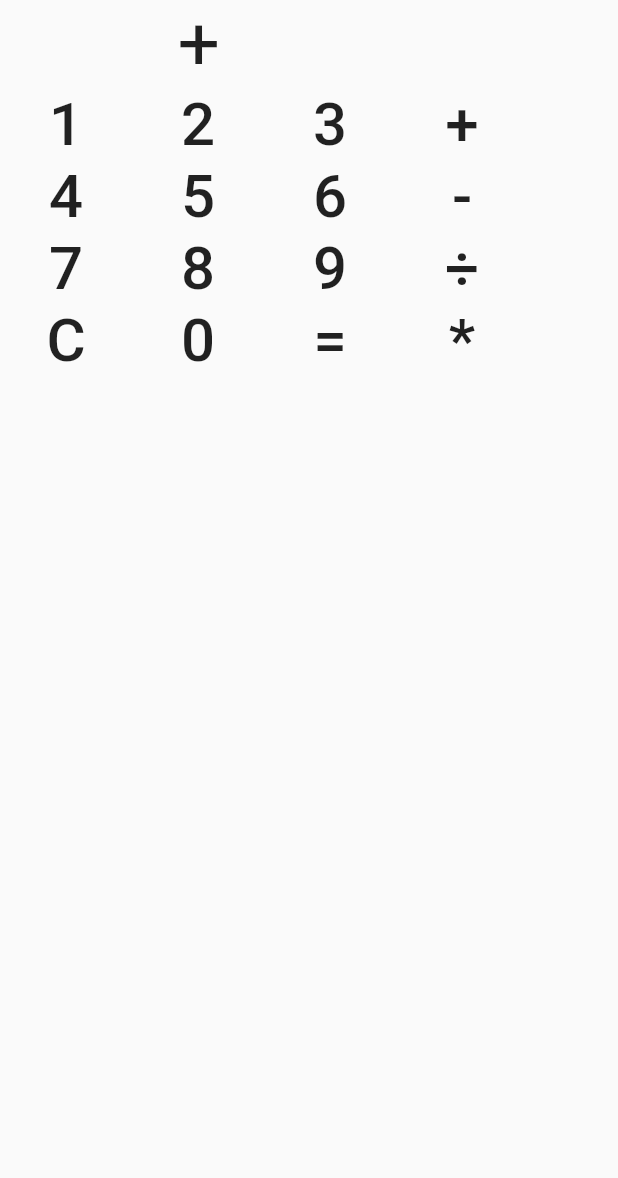
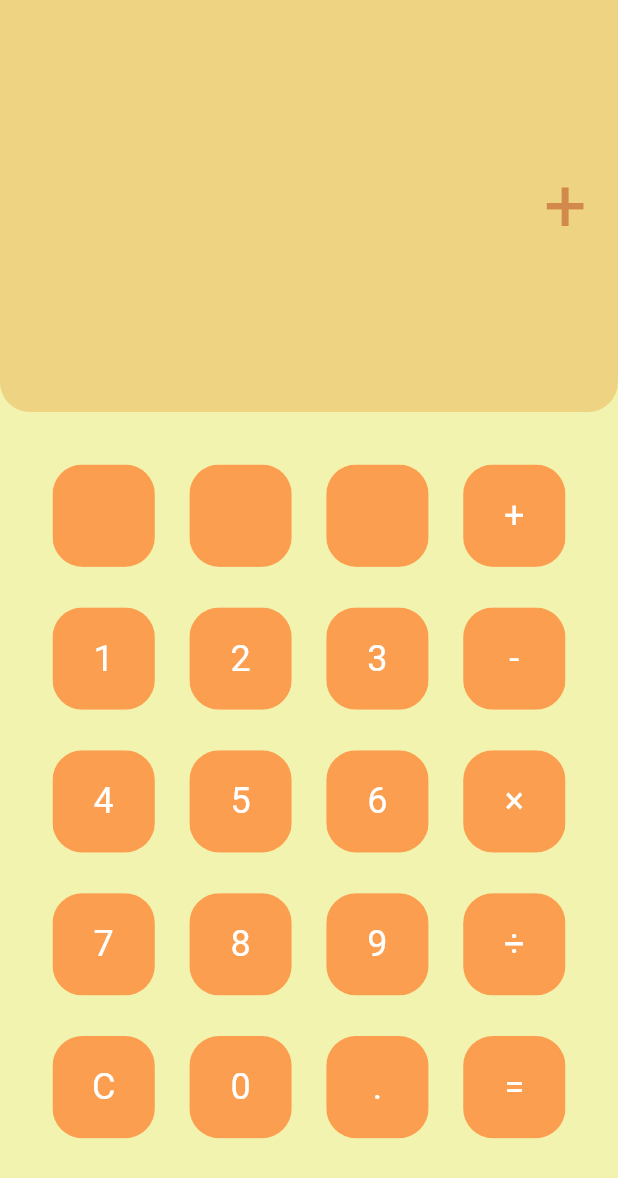
Before and after one commit to Forzz/Simple_Calculator, a Flutter app: the screen it shows after launch, after a tap on an icon or button, on a phone screen of 412 x 824 dp. Shown: the top 1178 px of the screen. Run offline on Flutter 3.47's test engine with Material 2 defaults, Android fonts, the phone set to English and light mode, and no system bars.

Commit message:
Code refactoring, interface changes, added widget CalcButton

```diff
--- a/lib/main.dart
+++ b/lib/main.dart
@@ -1,4 +1,6 @@
 import 'package:flutter/material.dart';
+
+import 'widgets/calcButton.dart';
 
 void main() {
   runApp(MyApp());
@@ -24,60 +26,52 @@ class MyHomePage extends StatefulWidget {
 }
 
 class _MyHomePageState extends State<MyHomePage> {
+  List<String> _buttonChars = [
+    ' ',
+    ' ',
+    ' ',
+    '+',
+    '1',
+    '2',
+    '3',
+    '-',
+    '4',
+    '5',
+    '6',
+    '×',
+    '7',
+    '8',
+    '9',
+    '÷',
+    'C',
+    '0',
+    '.',
+    '=',
+  ];
+
+  isArithmeticOperator(String input) {
+    if (input == '+' ||
+        input == '-' ||
+        input == '×' ||
+        input == '÷' ||
+        input == '=' ||
+        input == 'C') {
+      return true;
+    } else {
+      return false;
+    }
+  }
+
   String _result = '';
+
   _changeResultView(String button) {
     setState(() {
-      switch (button) {
-        case '1':
+      if (!isArithmeticOperator(button)) {
         _result += button;
-          break;
-        case '2':
-          _result += button;
-          break;
-        case '3':
-          _result += button;
-          break;
-        case '4':
-          _result += button;
-          break;
-        case '5':
-          _result += button;
-          break;
-        case '6':
-          _result += button;
-          break;
-        case '7':
-          _result += button;
-          break;
-        case '8':
-          _result += button;
-          break;
-        case '9':
-          _result += button;
-          break;
-        case '0':
-          _result += button;
-          break;
-        case 'C':
+      } else if (button == 'C') {
         _result = '';
-          break;
-        case '+':
+      } else {
         _result += ' $button ';
-          break;
-        case '-':
-          _result += ' $button ';
-          break;
-        case '*':
-          _result += ' $button ';
-          break;
-        case '÷':
-          _result += ' $button ';
-          break;
-        case '÷':
-          _result += ' $button ';
-          break;
-        case '=':
-          _result = _calculateResult(_result);
       }
     });
   }
@@ -95,196 +89,79 @@ class _MyHomePageState extends State<MyHomePage> {
       case '-':
         finalResult = firstNum - secondNum;
         break;
-      case '*':
+      case '×':
         finalResult = firstNum * secondNum;
         break;
       case '÷':
         finalResult = firstNum / secondNum;
         break;
     }
-    return finalResult.toString();
+    setState(() {
+      _result = finalResult.toString();
+    });
   }
 
   @override
   Widget build(BuildContext context) {
     return Scaffold(
+      backgroundColor: Color(0xfff2f3ae),
       body: Container(
         child: Column(
           children: <Widget>[
-            Container(
-              child: SizedBox(
-                width: 200,
+            Expanded(
+              flex: 1,
+              child: Container(
+                decoration: BoxDecoration(
+                  color: Color(0xffedd382),
+                  border: Border.all(color: Color(0xffedd382)),
+                  borderRadius: BorderRadius.only(
+                    bottomLeft: Radius.circular(20),
+                    bottomRight: Radius.circular(20),
+                  ),
+                ),
+                width: double.infinity,
+                child: Container(
+                  alignment: Alignment.centerRight,
+                  padding: EdgeInsets.all(20),
                   child: Text(
                     _result,
-                  style: TextStyle(fontSize: 50),
+                    style: TextStyle(
+                      fontSize: 50,
+                      color: Color(0xffd3894b),
+                    ),
+                    textAlign: TextAlign.right,
                   ),
                 ),
               ),
-            Container(
+            ),
+            Expanded(
+              flex: 2,
               child: Container(
-                child: Column(
-                  children: <Widget>[
-                    Row(
-                      children: <Widget>[
-                        FlatButton(
-                          onPressed: () {
-                            _changeResultView('1');
+                padding: EdgeInsets.all(35),
+                child: GridView.builder(
+                  itemCount: _buttonChars.length,
+                  gridDelegate: SliverGridDelegateWithFixedCrossAxisCount(
+                    crossAxisCount: 4,
+                    mainAxisSpacing: 27,
+                    crossAxisSpacing: 23,
+                  ),
+                  itemBuilder: (BuildContext context, int index) {
+                    if (_buttonChars[index] == '=') {
+                      return CalcButton(
+                        _buttonChars[index],
+                        Color(0xfffc9e4f),
+                        Colors.white,
+                        () => _calculateResult(_result),
+                      );
+                    } else {
+                      return CalcButton(
+                        _buttonChars[index],
+                        Color(0xfffc9e4f),
+                        Colors.white,
+                        () => _changeResultView(_buttonChars[index]),
+                      );
+                    }
                   },
-                          child: Text(
-                            '1',
-                            style: TextStyle(fontSize: 40),
-                          ),
-                        ),
-                        FlatButton(
-                          onPressed: () {
-                            _changeResultView('2');
-                          },
-                          child: Text(
-                            '2',
-                            style: TextStyle(fontSize: 40),
-                          ),
-                        ),
-                        FlatButton(
-                          onPressed: () {
-                            _changeResultView('3');
-                          },
-                          child: Text(
-                            '3',
-                            style: TextStyle(fontSize: 40),
-                          ),
-                        ),
-                        FlatButton(
-                          onPressed: () {
-                            _changeResultView('+');
-                          },
-                          child: Text(
-                            '+',
-                            style: TextStyle(fontSize: 40),
-                          ),
-                        )
-                      ],
-                    ),
-                    Row(
-                      children: <Widget>[
-                        FlatButton(
-                          onPressed: () {
-                            _changeResultView('4');
-                          },
-                          child: Text(
-                            '4',
-                            style: TextStyle(fontSize: 40),
-                          ),
-                        ),
-                        FlatButton(
-                          onPressed: () {
-                            _changeResultView('5');
-                          },
-                          child: Text(
-                            '5',
-                            style: TextStyle(fontSize: 40),
-                          ),
-                        ),
-                        FlatButton(
-                          onPressed: () {
-                            _changeResultView('6');
-                          },
-                          child: Text(
-                            '6',
-                            style: TextStyle(fontSize: 40),
-                          ),
-                        ),
-                        FlatButton(
-                          onPressed: () {
-                            _changeResultView('-');
-                          },
-                          child: Text(
-                            '-',
-                            style: TextStyle(fontSize: 40),
-                          ),
-                        )
-                      ],
-                    ),
-                    Row(
-                      children: <Widget>[
-                        FlatButton(
-                          onPressed: () {
-                            _changeResultView('7');
-                          },
-                          child: Text(
-                            '7',
-                            style: TextStyle(fontSize: 40),
-                          ),
-                        ),
-                        FlatButton(
-                          onPressed: () {
-                            _changeResultView('8');
-                          },
-                          child: Text(
-                            '8',
-                            style: TextStyle(fontSize: 40),
-                          ),
-                        ),
-                        FlatButton(
-                          onPressed: () {
-                            _changeResultView('9');
-                          },
-                          child: Text(
-                            '9',
-                            style: TextStyle(fontSize: 40),
-                          ),
-                        ),
-                        FlatButton(
-                          onPressed: () {
-                            _changeResultView('÷');
-                          },
-                          child: Text(
-                            '÷',
-                            style: TextStyle(fontSize: 40),
-                          ),
-                        )
-                      ],
-                    ),
-                    Row(
-                      children: <Widget>[
-                        FlatButton(
-                          onPressed: () {
-                            _changeResultView('C');
-                          },
-                          child: Text(
-                            'С',
-                            style: TextStyle(fontSize: 40),
-                          ),
-                        ),
-                        FlatButton(
-                          onPressed: () {
-                            _changeResultView('0');
-                          },
-                          child: Text(
-                            '0',
-                            style: TextStyle(fontSize: 40),
-                          ),
-                        ),
-                        FlatButton(
-                          onPressed: () {
-                            _changeResultView('=');
-                          },
-                          child: Text(
-                            '=',
-                            style: TextStyle(fontSize: 40),
-                          ),
-                        ),
-                        FlatButton(
-                          onPressed: () {
-                            _changeResultView('*');
-                          },
-                          child: Text(
-                            '*',
-                            style: TextStyle(fontSize: 40),
-                          ),
-                        )
-                      ],
-                    )
-                  ],
                 ),
               ),
             ),
--- /dev/null
+++ b/lib/widgets/calcButton.dart
@@ -0,0 +1,33 @@
+import 'package:flutter/material.dart';
+
+class CalcButton extends StatelessWidget {
+  final String input;
+  final textColor;
+  final color;
+  final buttonTapped;
+
+  const CalcButton(
+    this.input,
+    this.color,
+    this.textColor,
+    this.buttonTapped,
+  );
+
+  @override
+  Widget build(BuildContext context) {
+    return GestureDetector(
+      onTap: buttonTapped,
+      child: ClipRRect(
+        borderRadius: BorderRadius.circular(20),
+        child: Container(
+          alignment: Alignment.center,
+          color: color,
+          child: Text(
+            input,
+            style: TextStyle(fontSize: 24, color: textColor),
+          ),
+        ),
+      ),
+    );
+  }
+}
```
Lines whose indentation alone changed are shown as unchanged.
